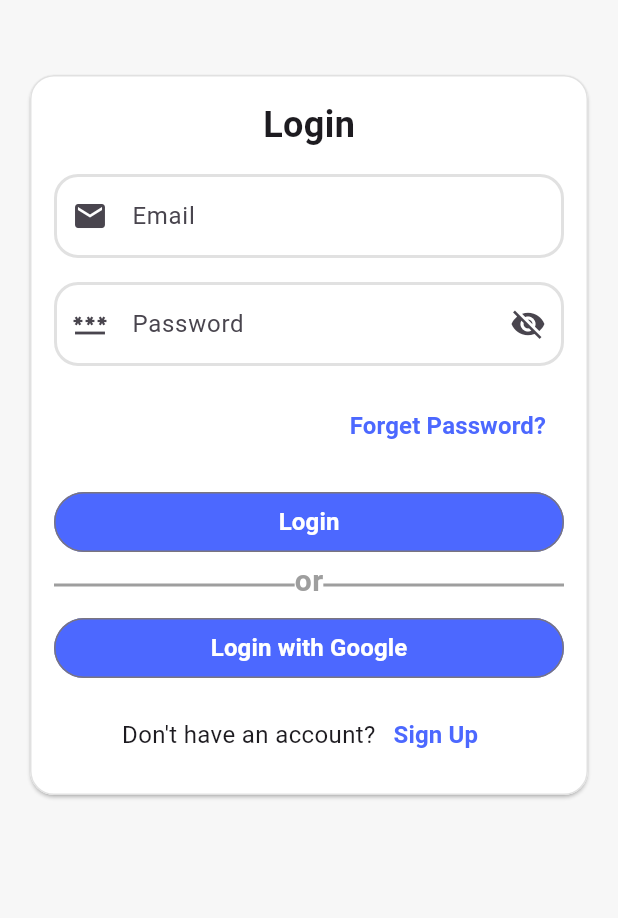
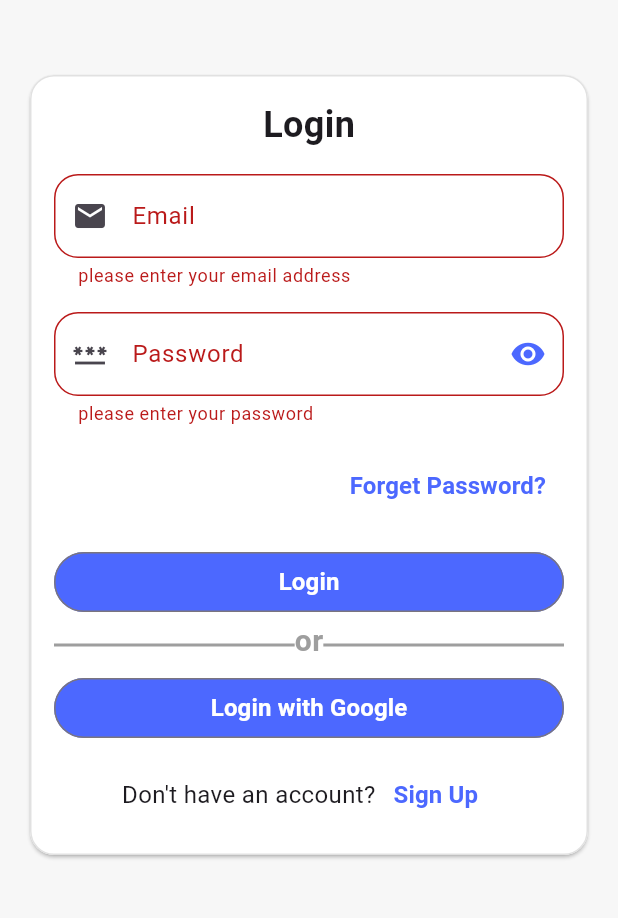
Before and after one commit to Mohammed-Elshabrawy/market_app, a Flutter app: the LoginScreen screen opened directly, after a tap on "Login", on a phone screen of 412 x 824 dp, the part 96-1014 px from its top. Run offline on Flutter 3.47's test engine with Material 3 defaults, Android fonts, the phone set to English and light mode, and no system bars; our stand-ins replace bloc, cached_network_image, flutter_bloc, flutter_rating_bar, google_nav_bar, supabase_flutter; accounts and stored records are empty.

Commit message:
supaBase bloc login Functions and states

```diff
--- /dev/null
+++ b/lib/modules/auth/logic/authentication_cubit.dart
@@ -0,0 +1,44 @@
+import 'dart:developer';
+
+import 'package:flutter/material.dart';
+import 'package:flutter_bloc/flutter_bloc.dart';
+import 'package:supabase_flutter/supabase_flutter.dart';
+
+part 'authentication_state.dart';
+
+class AuthenticationCubit extends Cubit<AuthenticationState> {
+  AuthenticationCubit() : super(AuthenticationInitial());
+  static AuthenticationCubit get(context) => BlocProvider.of(context);
+
+  SupabaseClient clint = Supabase.instance.client;
+
+  TextEditingController loginEmailController = TextEditingController();
+  TextEditingController loginPasswordController = TextEditingController();
+  GlobalKey<FormState> signupFormKey = GlobalKey();
+  GlobalKey<FormState> loginFormKey = GlobalKey<FormState>();
+
+  TextEditingController signupEmailController = TextEditingController();
+  TextEditingController signupPasswordController = TextEditingController();
+  TextEditingController signupNameController = TextEditingController();
+  TextEditingController forgetPasswordEmailController = TextEditingController();
+  bool isPassword = false;
+
+  void changeLoginPasswordVisibility() {
+    isPassword = !isPassword;
+    print(isPassword);
+    emit(ChangeLoginPasswordVisibility());
+  }
+
+  Future<void> login({required String email, required String password}) async {
+    emit(LoginLoading());
+    try {
+      await clint.auth.signInWithPassword(password: password, email: email);
+      emit(LoginSuccess());
+    } on AuthException catch (e) {
+      log(e.message);
+      emit(LoginError(message: e.message));
+    } catch (e) {
+      emit(LoginError(message: e.toString()));
+    }
+  }
+}
--- /dev/null
+++ b/lib/modules/auth/logic/authentication_state.dart
@@ -0,0 +1,20 @@
+part of 'authentication_cubit.dart';
+
+sealed class AuthenticationState {}
+
+final class AuthenticationInitial extends AuthenticationState {}
+
+final class LoginLoading extends AuthenticationState {}
+final class LoginSuccess extends AuthenticationState {}
+final class LoginError extends AuthenticationState {
+  final String message;
+  LoginError({required this.message});
+}
+final class ChangeLoginPasswordVisibility extends AuthenticationState {}
+
+final class SingUpLoading extends AuthenticationState {}
+final class SingUpSuccess extends AuthenticationState {}
+final class SingUpError extends AuthenticationState {
+  final String message;
+  SingUpError({required this.message});
+}
--- a/lib/modules/auth/login_screen/login_screen.dart
+++ b/lib/modules/auth/login_screen/login_screen.dart
@@ -1,29 +1,60 @@
 import 'package:flutter/material.dart';
+import 'package:flutter_bloc/flutter_bloc.dart';
 import '../../../shared/components/custom_btn.dart';
+import '../../../shared/components/custom_indicator.dart';
 import '../../../shared/components/custom_text_filed.dart';
 import '../../../shared/functions/navigateTo.dart';
+import '../../../shared/functions/showMsg.dart';
 import '../../../shared/styles/style.dart';
 import '../../navbar/ui/main_home_screen.dart';
 import '../forget_password_Screen/forgot_password_screen.dart';
-import '../singnup_screen/signup_screen.dart';
+import '../logic/authentication_cubit.dart';
+import '../signup_screen/signup_screen.dart';
 
-class LoginScreen extends StatelessWidget {
+class LoginScreen extends StatefulWidget {
   const LoginScreen({super.key});
-  static TextEditingController emailController = TextEditingController();
-  static TextEditingController passwordController = TextEditingController();
+
+  @override
+  State<LoginScreen> createState() => _LoginScreenState();
+}
+
+class _LoginScreenState extends State<LoginScreen> {
+  @override
+  void dispose() {
+    AuthenticationCubit.get(context).loginEmailController.dispose();
+    AuthenticationCubit.get(context).loginEmailController.dispose();
+    super.dispose();
+  }
 
   @override
   Widget build(BuildContext context) {
+    return BlocConsumer<AuthenticationCubit, AuthenticationState>(
+      listener: (BuildContext context, state) {
+        if (state is LoginSuccess) {
+          navigateTo(context, MainHomeScreen());
+        } else if (state is LoginError) {
+          showMsg(context, state, text: state.message);
+        }
+      },
+      builder: (BuildContext context, state) {
+        AuthenticationCubit cubit = AuthenticationCubit.get(context);
         return Scaffold(
-      body: SafeArea(
+          body: state is LoginLoading
+              ? CustomCircularIndicator()
+              : SafeArea(
                   child: SingleChildScrollView(
+                    child: Form(
+                      key: cubit.loginFormKey,
                       child: Column(
                         children: [
                           SizedBox(height: 30),
                           Center(
                             child: Text(
                               'Welcome to Market App',
-                  style: TextStyle(fontSize: 24, fontWeight: FontWeight.bold),
+                              style: TextStyle(
+                                fontSize: 24,
+                                fontWeight: FontWeight.bold,
+                              ),
                             ),
                           ),
                           SizedBox(height: 30),
@@ -50,6 +81,10 @@ class LoginScreen extends StatelessWidget {
                                   ),
                                   SizedBox(height: 16),
                                   CustomTextFormFiled(
+                                    onChange: (v) {
+                                      cubit.loginFormKey.currentState!
+                                          .validate();
+                                    },
                                     border: OutlineInputBorder(
                                       borderRadius: BorderRadius.circular(16),
                                       borderSide: BorderSide(
@@ -57,7 +92,7 @@ class LoginScreen extends StatelessWidget {
                                         width: 2,
                                       ),
                                     ),
-                        controller: emailController,
+                                    controller: cubit.loginEmailController,
                                     type: TextInputType.emailAddress,
                                     validate: (String? value) {
                                       final regex = RegExp(r"[^@]+@[^.]+\..+");
@@ -70,10 +105,14 @@ class LoginScreen extends StatelessWidget {
                                       return null;
                                     },
                                     label: 'Email',
-                        prefix: Icons.email, obSecureText: false,
+                                    prefix: Icons.email,
                                   ),
                                   SizedBox(height: 16),
                                   CustomTextFormFiled(
+                                    onChange: (v) {
+                                      cubit.loginFormKey.currentState!
+                                          .validate();
+                                    },
                                     border: OutlineInputBorder(
                                       borderRadius: BorderRadius.circular(16),
                                       borderSide: BorderSide(
@@ -81,21 +120,31 @@ class LoginScreen extends StatelessWidget {
                                         width: 2,
                                       ),
                                     ),
-                        controller: passwordController,
+                                    controller: cubit.loginPasswordController,
                                     type: TextInputType.visiblePassword,
                                     validate: (String? value) {
                                       if (value!.isEmpty) {
                                         return 'please enter your password';
                                       }
-
+                                      if (value.length < 6) {
+                                        return 'password must be at least 6 characters';
+                                      }
                                       return null;
                                     },
-                        obSecureText: true,
+                                    obSecureText: cubit.isPassword,
                                     label: 'Password',
                                     prefix: Icons.password,
                                     suffix: IconButton(
-                          onPressed: () {},
-                          icon: Icon(Icons.visibility_off),
+                                      onPressed:
+                                          cubit.changeLoginPasswordVisibility,
+                                      icon: Icon(
+                                        cubit.isPassword == true
+                                            ? Icons.visibility_off
+                                            : Icons.visibility,
+                                        color: cubit.isPassword == true
+                                            ? AppColors.kGreyColor
+                                            : AppColors.kPrimaryColor,
+                                      ),
                                     ),
                                   ),
                                   SizedBox(height: 16),
@@ -104,7 +153,10 @@ class LoginScreen extends StatelessWidget {
                                     children: [
                                       TextButton(
                                         onPressed: () {
-                              navigateTo(context, ForgotPasswordScreen());
+                                          navigateTo(
+                                            context,
+                                            ForgotPasswordScreen(),
+                                          );
                                         },
                                         child: Text(
                                           'Forget Password?',
@@ -120,12 +172,32 @@ class LoginScreen extends StatelessWidget {
                                   SizedBox(height: 16),
                                   SizedBox(
                                     width: double.infinity,
-                        child: CustomBtn(text: 'Login', onPressed: () {}),
+                                    child: CustomBtn(
+                                      text: 'Login',
+                                      onPressed: () {
+                                        if (cubit.loginFormKey.currentState!
+                                            .validate()) {
+                                          cubit.login(
+                                            email: cubit
+                                                .loginEmailController
+                                                .text
+                                                .trim(),
+                                            password: cubit
+                                                .loginPasswordController
+                                                .text
+                                                .trim(),
+                                          );
+                                        }
+                                      },
+                                    ),
                                   ),
                                   SizedBox(height: 10),
                                   Stack(
                                     children: [
-                          Divider(color: AppColors.kGreyColor, thickness: 2),
+                                      Divider(
+                                        color: AppColors.kGreyColor,
+                                        thickness: 2,
+                                      ),
                                       Center(
                                         child: Container(
                                           color: Colors.white,
@@ -183,6 +255,9 @@ class LoginScreen extends StatelessWidget {
                       ),
                     ),
                   ),
+                ),
+        );
+      },
     );
   }
 }
```
Also changed, not shown: lib/main.dart (+15 -8 lines), lib/shared/bloc_observer.dart (added, +27 -0 lines), lib/shared/functions/showMsg.dart (added, +10 -0 lines), lib/modules/auth/signup_screen/signup_screen.dart (renamed from lib/modules/auth/singnup_screen/signup_screen.dart). Lines whose indentation alone changed are shown as unchanged.
